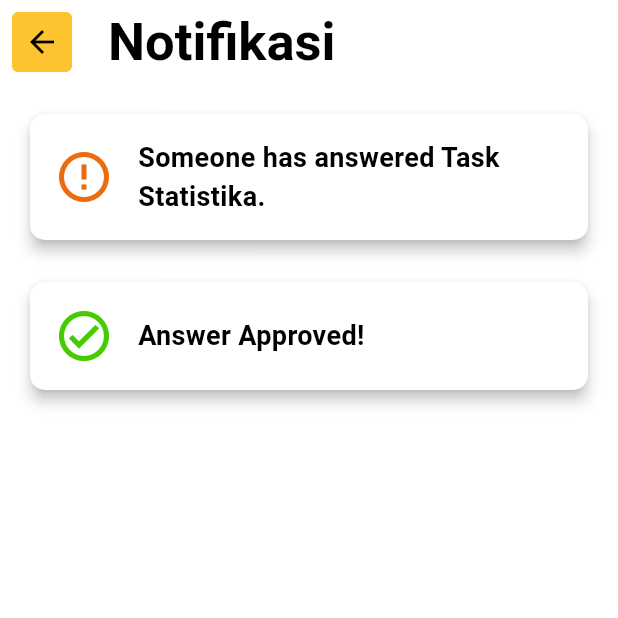
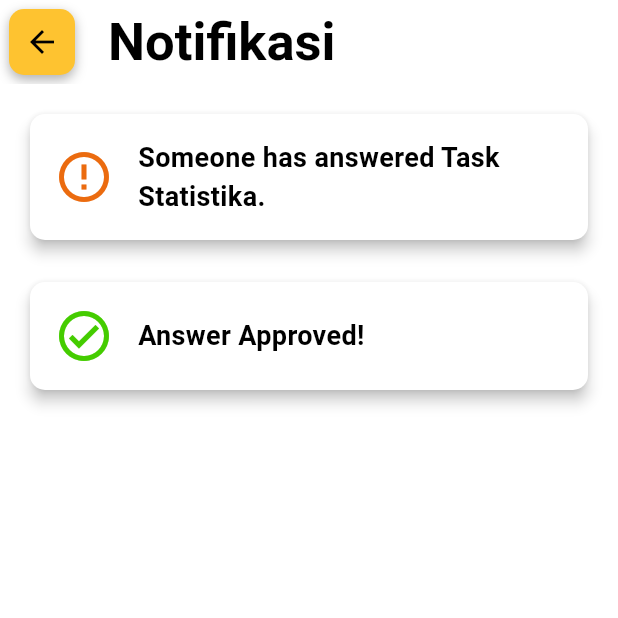
Before and after one commit to Javinpro/ALP-Semester-4-JAM-, a Flutter app: the NotificationPage screen opened directly, on a phone screen of 412 x 824 dp, the top half of it. Run offline on Flutter 3.47's test engine with Material 3 defaults, Android fonts, the phone set to English and light mode, and no system bars; our stand-ins replace image_picker, table_calendar.

Commit message:
Update dikit
- Menambahkan boxshadow di button backnya

```diff
--- a/frontend/lib/notification.dart
+++ b/frontend/lib/notification.dart
@@ -42,11 +42,19 @@ class NotificationPage extends StatelessWidget {
         backgroundColor: backgroundColor,
         title: const Text('Notifikasi', style: headerblack4),
         leading: Padding(
-          padding: const EdgeInsets.all(8.0),
+          padding: const EdgeInsets.all(6.0),
           child: Container(
             decoration: BoxDecoration(
               color: primaryColor,
-              borderRadius: BorderRadius.circular(4.0),
+              borderRadius: BorderRadius.circular(10.0),
+              boxShadow: [
+                BoxShadow(
+                  color: secondaryColor.withOpacity(0.3),
+                  spreadRadius: 0, // Seberapa jauh bayangan menyebar
+                  blurRadius: 6, // Seberapa buram bayangan
+                  offset: const Offset(0, 3), // Pergeseran bayangan (x, y)
+                ),
+              ],
             ),
             child: IconButton(
               icon: const Icon(Icons.arrow_back, color: secondaryColor),
```
